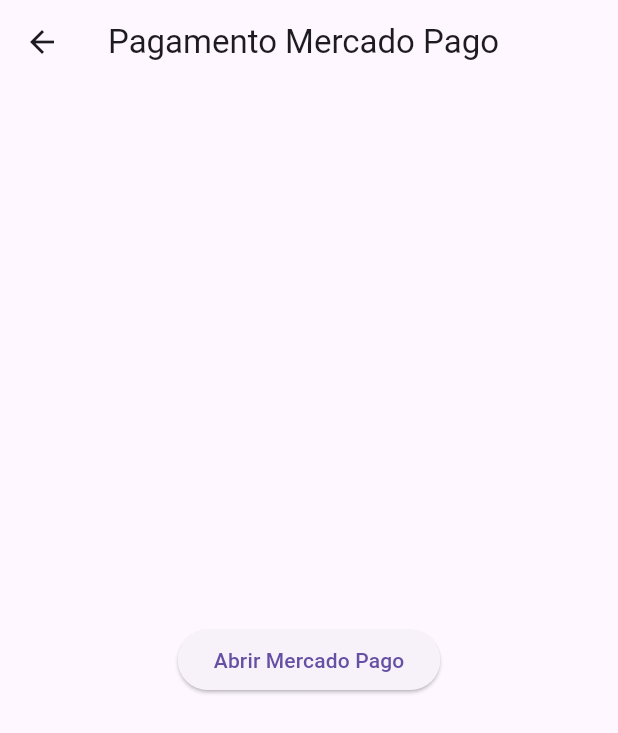
After one commit to DaviTaiyo/texasgym_frontend, a Flutter app: the MercadoPagoScreen screen opened directly, after a tap on "Abrir Mercado Pago", on a phone screen of 412 x 824 dp. The commit adds this screen. Shown: the top 733 px of the screen. Run offline on Flutter 3.47's test engine with Material 3 defaults, Android fonts, the phone set to English and light mode, and no system bars; our stand-ins replace image_picker, qr_flutter; missing offline and left inert: flutter_custom_tabs.

```diff
--- a/lib/presentation/admView/admHomePageScreen.dart
+++ b/lib/presentation/admView/admHomePageScreen.dart
@@ -1,5 +1,4 @@
 import 'package:flutter/material.dart';
-import 'package:image_picker/image_picker.dart';
 import 'package:texasgym_1/presentation/admView/paymentManagerScreen.dart';
 import 'package:texasgym_1/presentation/admView/userManageScreen.dart';
 import 'package:texasgym_1/presentation/configView/settingsScreen.dart';
--- /dev/null
+++ b/lib/presentation/paymentView/mercadopagoscreen.dart
@@ -0,0 +1,46 @@
+import 'package:flutter/material.dart';
+import 'package:flutter_custom_tabs/flutter_custom_tabs.dart' as custom_tabs;
+import 'package:url_launcher/url_launcher.dart';
+
+class MercadoPagoScreen extends StatelessWidget {
+  @override
+  Widget build(BuildContext context) {
+    return Scaffold(
+      appBar: AppBar(
+        title: Text('Pagamento Mercado Pago'),
+      ),
+      body: Center(
+        child: ElevatedButton(
+          onPressed: () {
+            _launchURL(context);
+          },
+          child: Text('Abrir Mercado Pago'),
+        ),
+      ),
+    );
+  }
+
+  Future<void> _launchURL(BuildContext context) async {
+    const url = 'https://www.mercadopago.com.br'; // Substitua pela URL correta
+
+    if (await canLaunch(url)) {
+      try {
+        // Tenta abrir no Google Chrome (Android) ou Safari (iOS)
+        await custom_tabs.launch(
+          url,
+          customTabsOption: custom_tabs.CustomTabsOption(
+            toolbarColor: Theme.of(context).primaryColor,
+            enableDefaultShare: true,
+            enableUrlBarHiding: true,
+            showPageTitle: true,
+          ),
+        );
+      } catch (e) {
+        // Caso falhe, abra no navegador padrão
+        await launch(url);
+      }
+    } else {
+      throw 'Could not launch $url';
+    }
+  }
+}
--- a/lib/presentation/userView/homePageScreen.dart
+++ b/lib/presentation/userView/homePageScreen.dart
@@ -1,4 +1,5 @@
 import 'package:flutter/material.dart';
+import 'package:texasgym_1/presentation/paymentView/mercadopagoscreen.dart';
 import 'package:texasgym_1/presentation/paymentView/paymentScreen.dart';
 import 'package:texasgym_1/presentation/configView/settingsScreen.dart';
 import 'package:texasgym_1/presentation/userView/trainingSheetScreen.dart';
@@ -102,7 +103,7 @@
               onTap: () {
                 Navigator.push(
                   context,
-                  MaterialPageRoute(builder: (context) => PaymentOptionsScreen()),
+                  MaterialPageRoute(builder: (context) => MercadoPagoScreen()),//PaymentOptionsScreen()),
                 );
               },
             ),
--- a/pubspec.yaml
+++ b/pubspec.yaml
@@ -34,12 +34,14 @@
   image_picker: ^0.8.5+3
   intl: ^0.19.0
   fl_chart: ^0.69.0
+  url_launcher: ^6.1.7
 
   # The following adds the Cupertino Icons font to your application.
   # Use with the CupertinoIcons class for iOS style icons.
   cupertino_icons: ^1.0.6
   qr_flutter: ^4.0.0
   flutter_barcode_scanner: ^2.0.0
+  flutter_custom_tabs: ^1.0.3
 
 dev_dependencies:
   flutter_test:
```
Also changed, not shown: pubspec.lock, 6 other files.
